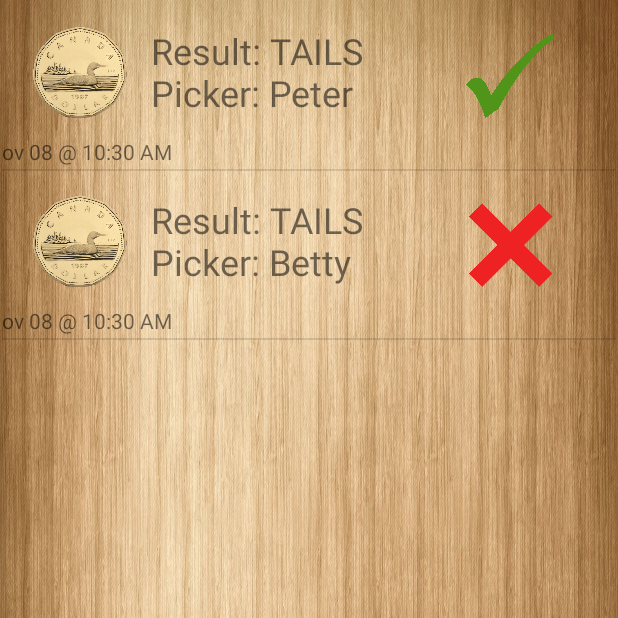
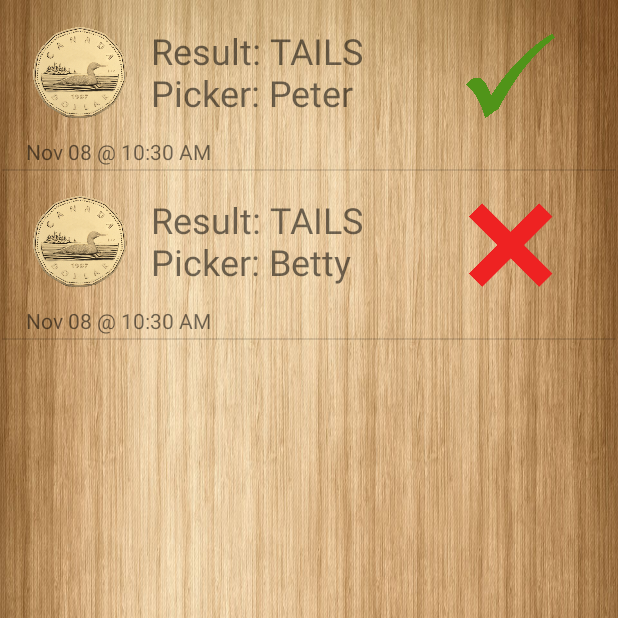
Before and after one commit to sarah-vo/ParentApp, an Android app: the FlipCoinActivity screen opened directly, with no data from a screen before it, after a tap on "HISTORY", on a phone screen of 412 x 824 dp, the top half of it. Run offline under Robolectric (Android 15) with nearby library versions, the phone set to English and light mode, and no system bars; 2 other taps on this screen came first.

Commit message:
Fix minor layout bug

```diff
--- a/app/src/main/res/layout/history_textview.xml
+++ b/app/src/main/res/layout/history_textview.xml
@@ -18,7 +18,7 @@
 
     <TextView
         android:id="@+id/time"
-        android:layout_width="wrap_content"
+        android:layout_width="match_parent"
         android:layout_height="21dp"
         android:layout_marginStart="16dp"
         android:layout_marginTop="12dp"
@@ -50,5 +50,6 @@
         app:layout_constraintEnd_toEndOf="parent"
         app:layout_constraintStart_toEndOf="@+id/gameResult"
         app:layout_constraintTop_toTopOf="parent"
-        app:srcCompat="@drawable/tick_icon" />
+        app:srcCompat="@drawable/tick_icon"
+        android:contentDescription="@string/result_flipCoin" />
 </androidx.constraintlayout.widget.ConstraintLayout>
--- a/app/src/main/res/values/strings.xml
+++ b/app/src/main/res/values/strings.xml
@@ -40,4 +40,5 @@
 
     <string name="win_text">Result: %1$s\nCongratulations! You won.</string>
     <string name="lose_text">Result: %1$s\nToo bad! You lost.</string>
+    <string name="result_flipCoin">result of flipCoin</string>
 </resources>
```
